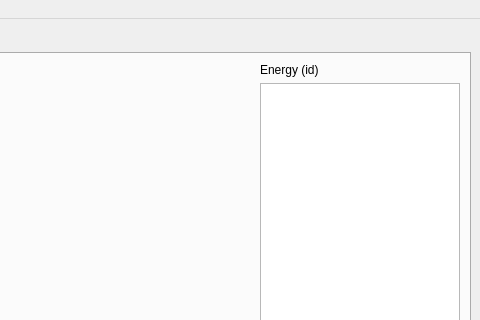
Above: pygmin/gui/MainWindow.ui from pele-python/pele before the change; both pictures show x 359 to 839 and y 0 to 320 of the 839 by 623 pixel window. Below: the same form after it.
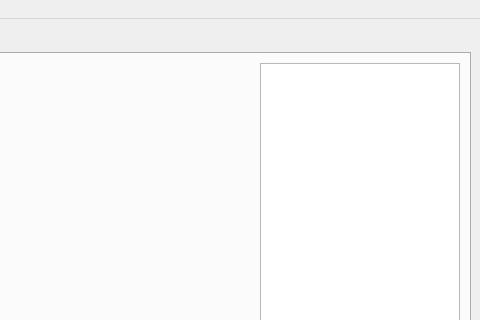
That is the form after the change. Custom widgets are drawn as their Qt base class.

Commit message: make minima list into a table

What changed in the file:
```diff
--- a/pygmin/gui/MainWindow.ui
+++ b/pygmin/gui/MainWindow.ui
@@ -46,14 +46,7 @@
           <item>
            <layout class="QVBoxLayout" name="verticalLayout_3">
             <item>
-             <widget class="QLabel" name="label_2">
-              <property name="text">
-               <string>Energy (id)</string>
-              </property>
-             </widget>
-            </item>
-            <item>
-             <widget class="QListView" name="list_minima_main">
+             <widget class="QTableView" name="list_minima_main">
               <property name="sizePolicy">
                <sizepolicy hsizetype="Maximum" vsizetype="Expanding">
                 <horstretch>0</horstretch>
@@ -69,6 +62,33 @@
               <property name="editTriggers">
                <set>QAbstractItemView::NoEditTriggers</set>
               </property>
+              <property name="selectionMode">
+               <enum>QAbstractItemView::SingleSelection</enum>
+              </property>
+              <property name="sortingEnabled">
+               <bool>true</bool>
+              </property>
+              <attribute name="horizontalHeaderCascadingSectionResizes">
+               <bool>true</bool>
+              </attribute>
+              <attribute name="horizontalHeaderDefaultSectionSize">
+               <number>80</number>
+              </attribute>
+              <attribute name="horizontalHeaderShowSortIndicator" stdset="0">
+               <bool>true</bool>
+              </attribute>
+              <attribute name="horizontalHeaderStretchLastSection">
+               <bool>false</bool>
+              </attribute>
+              <attribute name="verticalHeaderVisible">
+               <bool>false</bool>
+              </attribute>
+              <attribute name="verticalHeaderCascadingSectionResizes">
+               <bool>false</bool>
+              </attribute>
+              <attribute name="verticalHeaderShowSortIndicator" stdset="0">
+               <bool>false</bool>
+              </attribute>
              </widget>
             </item>
             <item>
```
Left out of the diff: 2 changed lines with no effect on the pictures. The commit also changes 2 other files.
